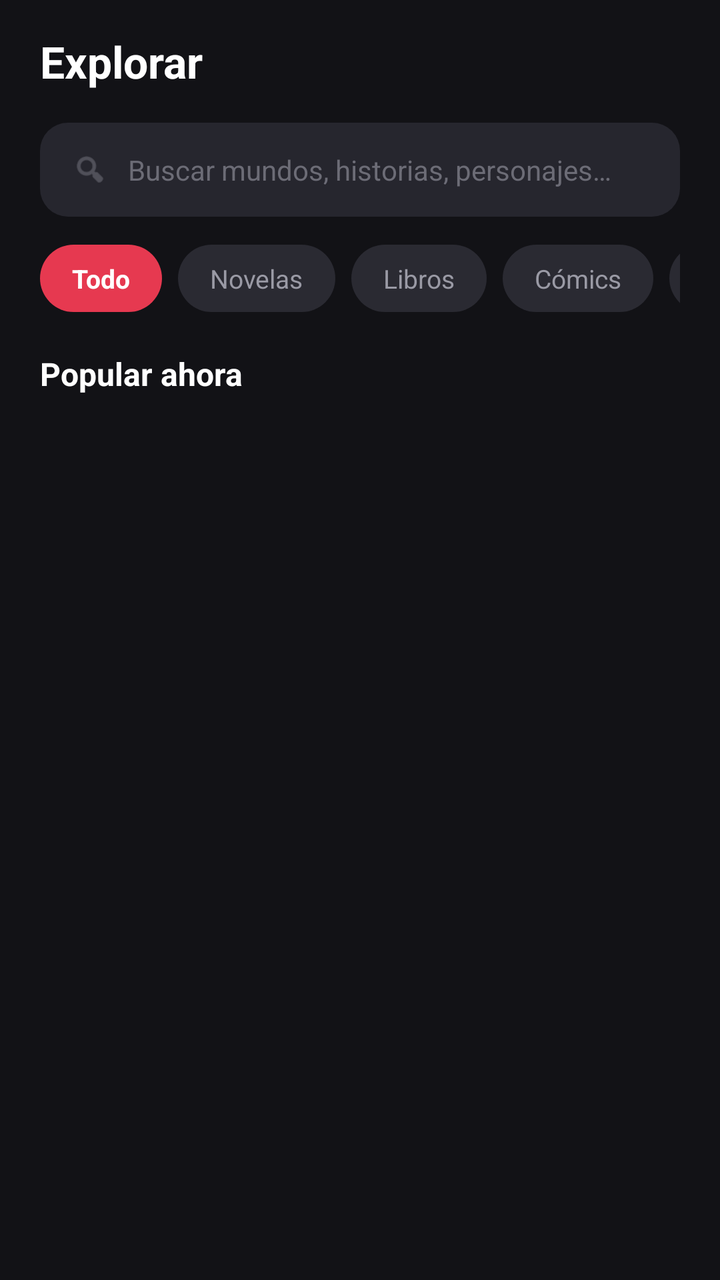
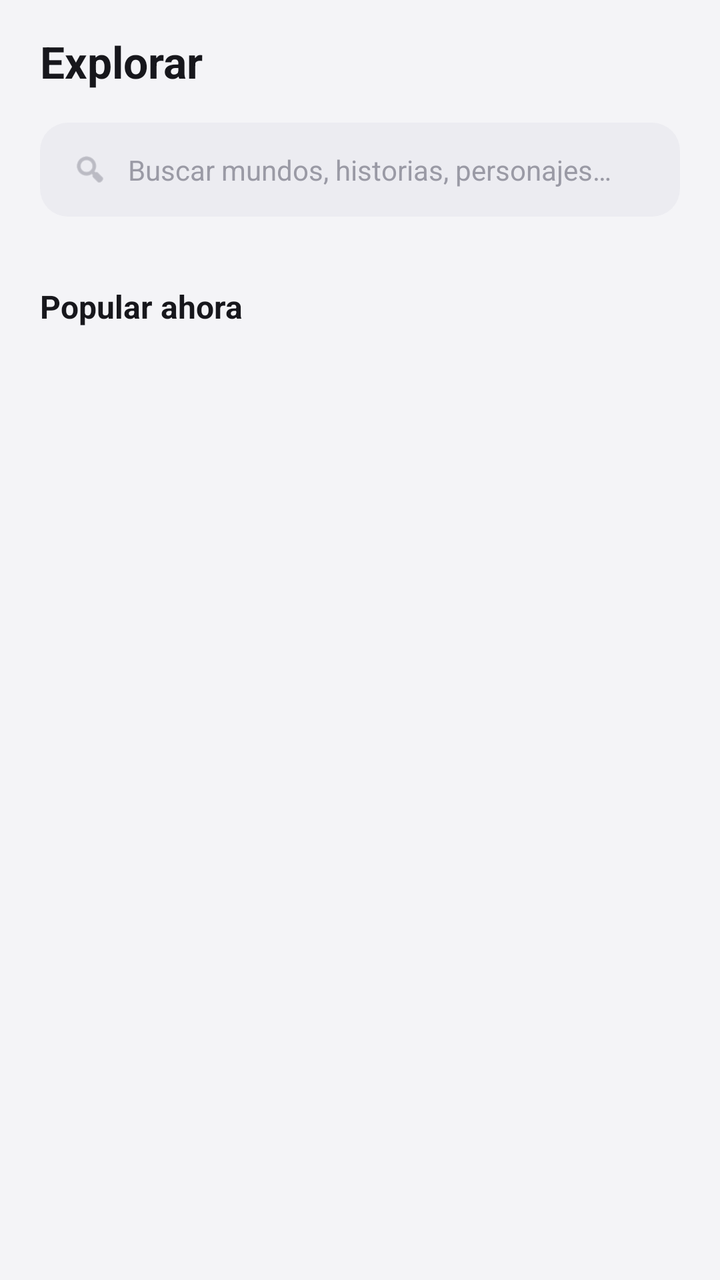

Before-and-after screenshots of an Android layout around one commit, followed by the original layout XML and the change that was made.
<!-- AndroidManifest.xml: application theme Theme.Attor -->
<!-- res/layout/fragment_search.xml -->
<?xml version="1.0" encoding="utf-8"?>
<LinearLayout xmlns:android="http://schemas.android.com/apk/res/android"
    xmlns:app="http://schemas.android.com/apk/res-auto"
    xmlns:tools="http://schemas.android.com/tools"
    android:layout_width="match_parent"
    android:layout_height="match_parent"
    android:background="@color/background_primary"
    android:orientation="vertical"
    android:paddingStart="20dp"
    android:paddingEnd="20dp"
    android:paddingTop="16dp">

    <TextView
        android:layout_width="wrap_content"
        android:layout_height="wrap_content"
        android:text="@string/search_title"
        android:textColor="@color/text_primary"
        android:textSize="22sp"
        android:textStyle="bold" />

    
    <LinearLayout
        android:layout_width="match_parent"
        android:layout_height="wrap_content"
        android:layout_marginTop="16dp"
        android:background="@drawable/bg_input_field"
        android:gravity="center_vertical"
        android:orientation="horizontal">

        <ImageView
            android:layout_width="18dp"
            android:layout_height="18dp"
            android:contentDescription="@null"
            android:src="@android:drawable/ic_menu_search"
            app:tint="@color/text_hint" />

        <EditText
            android:id="@+id/etSearch"
            android:layout_width="0dp"
            android:layout_height="wrap_content"
            android:layout_marginStart="10dp"
            android:layout_weight="1"
            android:background="@android:color/transparent"
            android:hint="@string/search_hint"
            android:inputType="text"
            android:maxLines="1"
            android:textColor="@color/text_primary"
            android:textColorHint="@color/text_hint"
            android:textSize="14sp" />
    </LinearLayout>

    
    <HorizontalScrollView
        android:layout_width="match_parent"
        android:layout_height="wrap_content"
        android:layout_marginTop="14dp"
        android:scrollbars="none">

        <LinearLayout
            android:id="@+id/layoutFilters"
            android:layout_width="wrap_content"
            android:layout_height="wrap_content"
            android:orientation="horizontal">

            <TextView
                android:id="@+id/chipAll"
                style="@style/ChipSelected"
                android:text="@string/filter_all" />

            <TextView
                android:id="@+id/chipNovels"
                style="@style/ChipUnselected"
                android:text="@string/filter_novels" />

            <TextView
                android:id="@+id/chipBooks"
                style="@style/ChipUnselected"
                android:text="@string/filter_books" />

            <TextView
                android:id="@+id/chipComics"
                style="@style/ChipUnselected"
                android:text="@string/filter_comics" />

            <TextView
                android:id="@+id/chipMusic"
                style="@style/ChipUnselected"
                android:text="@string/filter_music" />
        </LinearLayout>
    </HorizontalScrollView>

    <TextView
        android:layout_width="wrap_content"
        android:layout_height="wrap_content"
        android:layout_marginTop="20dp"
        android:text="@string/search_popular"
        android:textColor="@color/text_primary"
        android:textSize="16sp"
        android:textStyle="bold" />

    
    <androidx.recyclerview.widget.RecyclerView
        android:id="@+id/rvSearchResults"
        android:layout_width="match_parent"
        android:layout_height="0dp"
        android:layout_marginTop="12dp"
        android:layout_weight="1"
        android:clipToPadding="false"
        android:paddingBottom="16dp"
        tools:listitem="@layout/item_book_card"
        tools:spanCount="2" />

</LinearLayout>
<!-- res/layout/item_book_card.xml (included above) -->
<?xml version="1.0" encoding="utf-8"?>
<LinearLayout xmlns:android="http://schemas.android.com/apk/res/android"
    xmlns:app="http://schemas.android.com/apk/res-auto"
    android:layout_width="match_parent"
    android:layout_height="wrap_content"
    android:layout_marginBottom="12dp"
    android:orientation="vertical">

    <androidx.cardview.widget.CardView
        android:layout_width="match_parent"
        android:layout_height="wrap_content"
        app:cardCornerRadius="14dp"
        app:cardElevation="0dp"
        app:cardBackgroundColor="@color/surface_card">

        <androidx.constraintlayout.widget.ConstraintLayout
            android:layout_width="match_parent"
            android:layout_height="wrap_content">

            <ImageView
                android:id="@+id/imgCover"
                android:layout_width="0dp"
                android:layout_height="0dp"
                android:scaleType="centerCrop"
                android:contentDescription="@null"
                android:background="@color/surface_input"
                android:src="@drawable/placeholder_cover"
                app:layout_constraintDimensionRatio="3:4"
                app:layout_constraintTop_toTopOf="parent"
                app:layout_constraintStart_toStartOf="parent"
                app:layout_constraintEnd_toEndOf="parent" />

            
            <TextView
                android:id="@+id/txtFormatBadge"
                android:layout_width="wrap_content"
                android:layout_height="wrap_content"
                android:layout_margin="8dp"
                android:background="@drawable/bg_chip_selected"
                android:paddingStart="8dp"
                android:paddingTop="3dp"
                android:paddingEnd="8dp"
                android:paddingBottom="3dp"
                android:text="Novela"
                android:textColor="@color/white"
                android:textSize="10sp"
                app:layout_constraintTop_toTopOf="@id/imgCover"
                app:layout_constraintStart_toStartOf="@id/imgCover" />

        </androidx.constraintlayout.widget.ConstraintLayout>
    </androidx.cardview.widget.CardView>

    <TextView
        android:id="@+id/txtTitle"
        android:layout_width="match_parent"
        android:layout_height="wrap_content"
        android:layout_marginTop="8dp"
        android:maxLines="1"
        android:ellipsize="end"
        android:text="El Herrero de Almas"
        android:textColor="@color/text_primary"
        android:textSize="13sp"
        android:textStyle="bold" />

    <LinearLayout
        android:layout_width="match_parent"
        android:layout_height="wrap_content"
        android:orientation="horizontal">

        <TextView
            android:id="@+id/txtAuthor"
            android:layout_width="0dp"
            android:layout_height="wrap_content"
            android:layout_weight="1"
            android:maxLines="1"
            android:ellipsize="end"
            android:text="Kaelen Voss"
            android:textColor="@color/text_secondary"
            android:textSize="11sp" />

        <TextView
            android:id="@+id/txtRating"
            android:layout_width="wrap_content"
            android:layout_height="wrap_content"
            android:text="★ 4.9"
            android:textColor="@color/star_gold"
            android:textSize="11sp" />
    </LinearLayout>

</LinearLayout>
<!-- resources referenced by this layout -->
<resources>
  <color name="background_primary">#121216</color>
  <color name="star_gold">#F5B942</color>
  <color name="surface_card">#232329</color>
  <color name="surface_input">#26262E</color>
  <color name="text_hint">#6C6C76</color>
  <color name="text_primary">#FFFFFF</color>
  <color name="text_secondary">#9A9AA5</color>
  <!-- drawable bg_chip_selected (drawable) -->
  <?xml version="1.0" encoding="utf-8"?>
  <shape xmlns:android="http://schemas.android.com/apk/res/android"
      android:shape="rectangle">
      <solid android:color="@color/accent_red" />
      <corners android:radius="20dp" />
  </shape>
  <!-- drawable bg_input_field (drawable) -->
  <?xml version="1.0" encoding="utf-8"?>
  <shape xmlns:android="http://schemas.android.com/apk/res/android"
      android:shape="rectangle">
      <solid android:color="@color/surface_input" />
      <corners android:radius="14dp" />
      <padding android:left="16dp" android:top="14dp" android:right="16dp" android:bottom="14dp" />
  </shape>
  <!-- drawable placeholder_cover (drawable) -->
  <?xml version="1.0" encoding="utf-8"?>
  <layer-list xmlns:android="http://schemas.android.com/apk/res/android">
      <item android:drawable="@drawable/bg_placeholder_cover" />
      <item
          android:width="56dp"
          android:height="56dp"
          android:gravity="center"
          android:drawable="@drawable/ic_placeholder_mark" />
  </layer-list>
  <string name="filter_all">Todo</string>
  <string name="filter_books">Libros</string>
  <string name="filter_comics">Cómics</string>
  <string name="filter_music">Música</string>
  <string name="filter_novels">Novelas</string>
  <style name="ChipSelected" parent="ChipBase">
          <item name="android:background">@drawable/bg_chip_selected</item>
          <item name="android:textColor">@color/white</item>
          <item name="android:textStyle">bold</item>
      </style>
  <style name="ChipUnselected" parent="ChipBase">
          <item name="android:background">@drawable/bg_chip_unselected</item>
          <item name="android:textColor">@color/text_secondary</item>
      </style>
  <style name="Theme.Attor" parent="Theme.MaterialComponents.DayNight.NoActionBar">
          <item name="colorPrimary">@color/accent_red</item>
          <item name="colorPrimaryDark">@color/accent_red_dark</item>
          <item name="colorAccent">@color/accent_red</item>
          <item name="android:windowBackground">@color/background_primary</item>
          <item name="android:statusBarColor" tools:targetApi="21">@color/background_primary</item>
          <item name="android:navigationBarColor" tools:targetApi="21">@color/background_secondary</item>
      </style>
  <!-- drawable bg_placeholder_cover (drawable) -->
  <?xml version="1.0" encoding="utf-8"?>
  <shape xmlns:android="http://schemas.android.com/apk/res/android"
      android:shape="rectangle">
      <gradient
          android:type="linear"
          android:angle="315"
          android:startColor="@color/surface_input"
          android:endColor="@color/background_primary" />
  </shape>
  <!-- drawable ic_placeholder_mark (drawable) -->
  <?xml version="1.0" encoding="utf-8"?>
  <vector xmlns:android="http://schemas.android.com/apk/res/android"
      android:width="108dp"
      android:height="108dp"
      android:viewportWidth="108"
      android:viewportHeight="108">
      <path
          android:fillColor="#40FFFFFF"
          android:pathData="M34,74 L54,30 L74,74 L64,74 L60,64 L48,64 L44,74 Z M51,55 L57,55 L54,46 Z" />
  </vector>
  <style name="ChipBase">
          <item name="android:layout_width">wrap_content</item>
          <item name="android:layout_height">wrap_content</item>
          <item name="android:layout_marginEnd">8dp</item>
          <item name="android:paddingStart">16dp</item>
          <item name="android:paddingEnd">16dp</item>
          <item name="android:paddingTop">8dp</item>
          <item name="android:paddingBottom">8dp</item>
          <item name="android:textSize">13sp</item>
      </style>
  <!-- drawable bg_chip_unselected (drawable) -->
  <?xml version="1.0" encoding="utf-8"?>
  <shape xmlns:android="http://schemas.android.com/apk/res/android"
      android:shape="rectangle">
      <solid android:color="@color/chip_unselected" />
      <corners android:radius="20dp" />
  </shape>
  <color name="background_secondary">#1B1B21</color>
  <color name="chip_unselected">#2A2A32</color>
  <!-- unchanged entries left out for length: 6 -->
</resources>

<!-- the commit's change to res/layout/fragment_search.xml (unified diff, before → after) -->
@@ -18,7 +18,6 @@
         android:textSize="22sp"
         android:textStyle="bold" />
 
-    
     <LinearLayout
         android:layout_width="match_parent"
         android:layout_height="wrap_content"
@@ -60,33 +59,7 @@
             android:id="@+id/layoutFilters"
             android:layout_width="wrap_content"
             android:layout_height="wrap_content"
-            android:orientation="horizontal">
-
-            <TextView
-                android:id="@+id/chipAll"
-                style="@style/ChipSelected"
-                android:text="@string/filter_all" />
-
-            <TextView
-                android:id="@+id/chipNovels"
-                style="@style/ChipUnselected"
-                android:text="@string/filter_novels" />
-
-            <TextView
-                android:id="@+id/chipBooks"
-                style="@style/ChipUnselected"
-                android:text="@string/filter_books" />
-
-            <TextView
-                android:id="@+id/chipComics"
-                style="@style/ChipUnselected"
-                android:text="@string/filter_comics" />
-
-            <TextView
-                android:id="@+id/chipMusic"
-                style="@style/ChipUnselected"
-                android:text="@string/filter_music" />
-        </LinearLayout>
+            android:orientation="horizontal" />
     </HorizontalScrollView>
 
     <TextView
@@ -98,7 +71,6 @@
         android:textSize="16sp"
         android:textStyle="bold" />
 
-    
     <androidx.recyclerview.widget.RecyclerView
         android:id="@+id/rvSearchResults"
         android:layout_width="match_parent"
@@ -117,7 +89,6 @@
     xmlns:app="http://schemas.android.com/apk/res-auto"
     android:layout_width="match_parent"
     android:layout_height="wrap_content"
-    android:layout_marginBottom="12dp"
     android:orientation="vertical">
 
     <androidx.cardview.widget.CardView
@@ -144,7 +115,6 @@
                 app:layout_constraintStart_toStartOf="parent"
                 app:layout_constraintEnd_toEndOf="parent" />
 
-            
             <TextView
                 android:id="@+id/txtFormatBadge"
                 android:layout_width="wrap_content"
<!-- resource entries referenced after the edit -->
@@ -1,23 +1,21 @@
 <!-- resources referenced by this layout -->
 <resources>
-  <color name="background_primary">#121216</color>
-  <color name="star_gold">#F5B942</color>
-  <color name="surface_card">#232329</color>
-  <color name="surface_input">#26262E</color>
-  <color name="text_hint">#6C6C76</color>
-  <color name="text_primary">#FFFFFF</color>
-  <color name="text_secondary">#9A9AA5</color>
+  <color name="background_primary">#F4F4F7</color>
+  <color name="star_gold">#C98A1F</color>
+  <color name="surface_card">#FFFFFF</color>
+  <color name="surface_input">#ECECF1</color>
+  <color name="text_hint">#9A9AA5</color>
+  <color name="text_primary">#17171C</color>
+  <color name="text_secondary">#6C6C76</color>
   <!-- drawable bg_chip_selected (drawable) -->
   <?xml version="1.0" encoding="utf-8"?>
-  <shape xmlns:android="http://schemas.android.com/apk/res/android"
-      android:shape="rectangle">
+  <shape xmlns:android="http://schemas.android.com/apk/res/android" android:shape="rectangle">
       <solid android:color="@color/accent_red" />
       <corners android:radius="20dp" />
   </shape>
   <!-- drawable bg_input_field (drawable) -->
   <?xml version="1.0" encoding="utf-8"?>
-  <shape xmlns:android="http://schemas.android.com/apk/res/android"
-      android:shape="rectangle">
+  <shape xmlns:android="http://schemas.android.com/apk/res/android" android:shape="rectangle">
       <solid android:color="@color/surface_input" />
       <corners android:radius="14dp" />
       <padding android:left="16dp" android:top="14dp" android:right="16dp" android:bottom="14dp" />
@@ -26,74 +24,30 @@
   <?xml version="1.0" encoding="utf-8"?>
   <layer-list xmlns:android="http://schemas.android.com/apk/res/android">
       <item android:drawable="@drawable/bg_placeholder_cover" />
-      <item
-          android:width="56dp"
-          android:height="56dp"
-          android:gravity="center"
-          android:drawable="@drawable/ic_placeholder_mark" />
+      <item android:width="56dp" android:height="56dp" android:gravity="center" android:drawable="@drawable/ic_placeholder_mark" />
   </layer-list>
-  <string name="filter_all">Todo</string>
-  <string name="filter_books">Libros</string>
-  <string name="filter_comics">Cómics</string>
-  <string name="filter_music">Música</string>
-  <string name="filter_novels">Novelas</string>
-  <style name="ChipSelected" parent="ChipBase">
-          <item name="android:background">@drawable/bg_chip_selected</item>
-          <item name="android:textColor">@color/white</item>
-          <item name="android:textStyle">bold</item>
-      </style>
-  <style name="ChipUnselected" parent="ChipBase">
-          <item name="android:background">@drawable/bg_chip_unselected</item>
-          <item name="android:textColor">@color/text_secondary</item>
-      </style>
   <style name="Theme.Attor" parent="Theme.MaterialComponents.DayNight.NoActionBar">
           <item name="colorPrimary">@color/accent_red</item>
           <item name="colorPrimaryDark">@color/accent_red_dark</item>
           <item name="colorAccent">@color/accent_red</item>
           <item name="android:windowBackground">@color/background_primary</item>
           <item name="android:statusBarColor" tools:targetApi="21">@color/background_primary</item>
-          <item name="android:navigationBarColor" tools:targetApi="21">@color/background_secondary</item>
+          <item name="android:navigationBarColor" tools:targetApi="21">@color/bottom_nav_bg</item>
       </style>
   <!-- drawable bg_placeholder_cover (drawable) -->
   <?xml version="1.0" encoding="utf-8"?>
-  <shape xmlns:android="http://schemas.android.com/apk/res/android"
-      android:shape="rectangle">
-      <gradient
-          android:type="linear"
-          android:angle="315"
-          android:startColor="@color/surface_input"
-          android:endColor="@color/background_primary" />
+  <shape xmlns:android="http://schemas.android.com/apk/res/android" android:shape="rectangle">
+      <gradient android:type="linear" android:angle="315" android:startColor="@color/surface_input" android:endColor="@color/background_secondary" />
   </shape>
   <!-- drawable ic_placeholder_mark (drawable) -->
   <?xml version="1.0" encoding="utf-8"?>
   <vector xmlns:android="http://schemas.android.com/apk/res/android"
-      android:width="108dp"
-      android:height="108dp"
-      android:viewportWidth="108"
-      android:viewportHeight="108">
-      <path
-          android:fillColor="#40FFFFFF"
-          android:pathData="M34,74 L54,30 L74,74 L64,74 L60,64 L48,64 L44,74 Z M51,55 L57,55 L54,46 Z" />
+      android:width="108dp" android:height="108dp"
+      android:viewportWidth="108" android:viewportHeight="108">
+      <path android:fillColor="#40E63950" android:pathData="M34,74 L54,30 L74,74 L64,74 L60,64 L48,64 L44,74 Z M51,55 L57,55 L54,46 Z" />
   </vector>
-  <style name="ChipBase">
-          <item name="android:layout_width">wrap_content</item>
-          <item name="android:layout_height">wrap_content</item>
-          <item name="android:layout_marginEnd">8dp</item>
-          <item name="android:paddingStart">16dp</item>
-          <item name="android:paddingEnd">16dp</item>
-          <item name="android:paddingTop">8dp</item>
-          <item name="android:paddingBottom">8dp</item>
-          <item name="android:textSize">13sp</item>
-      </style>
-  <!-- drawable bg_chip_unselected (drawable) -->
-  <?xml version="1.0" encoding="utf-8"?>
-  <shape xmlns:android="http://schemas.android.com/apk/res/android"
-      android:shape="rectangle">
-      <solid android:color="@color/chip_unselected" />
-      <corners android:radius="20dp" />
-  </shape>
-  <color name="background_secondary">#1B1B21</color>
-  <color name="chip_unselected">#2A2A32</color>
+  <color name="bottom_nav_bg">#FFFFFF</color>
+  <color name="background_secondary">#FFFFFF</color>
   <!-- unchanged entries left out for length: 6 -->
 </resources>
 
